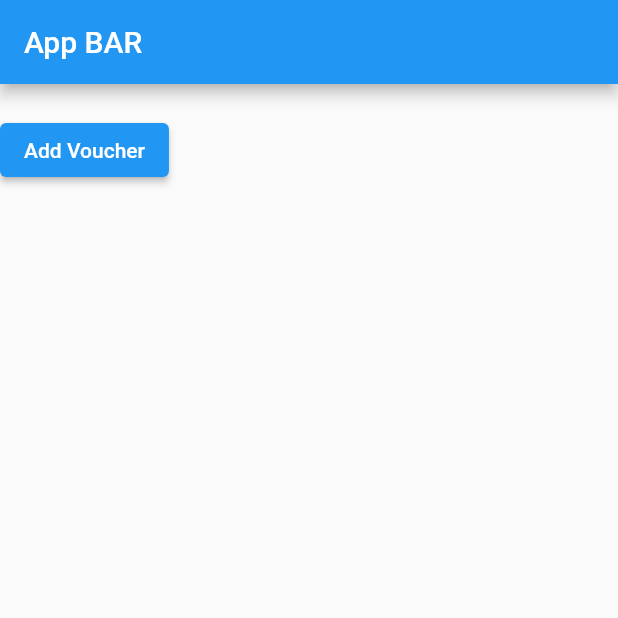
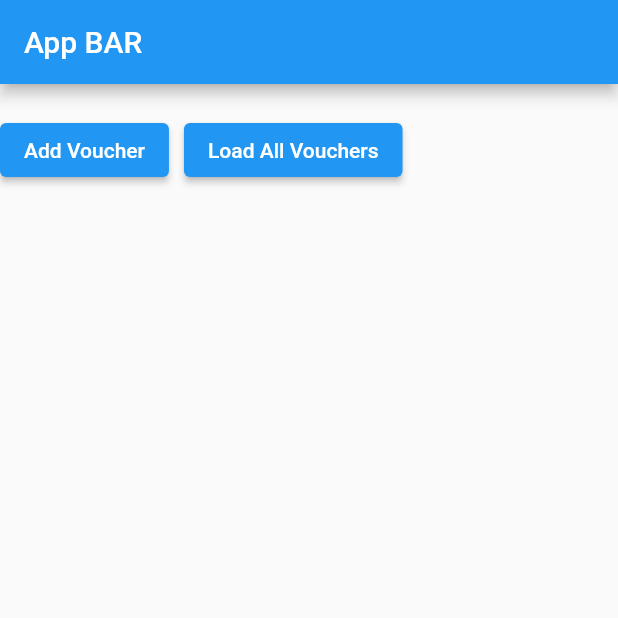
Before and after one commit to jurej1/ms_kopalisce_admin_panel, a Flutter app: the screen it shows after launch, on a phone screen of 412 x 824 dp, the top half of it. Run offline on Flutter 3.47's test engine with Material 2 defaults, Android fonts, the phone set to English and light mode, and no system bars; our stand-ins replace bloc, cloud_firestore, equatable, firebase_core, flutter_bloc, formz; missing offline and left inert: coupon_repository; accounts and stored records are empty.

Commit message:
vouchers_list

```diff
--- a/lib/home.dart
+++ b/lib/home.dart
@@ -1,5 +1,6 @@
 import 'package:flutter/material.dart';
-import 'package:ms_kopalisce_admin_panel/vouchers/view/add_voucher_form_view.dart';
+
+import 'vouchers/view/view.dart';
 
 class Home extends StatelessWidget {
   const Home({
@@ -15,11 +16,22 @@ class Home extends StatelessWidget {
       body: Column(
         children: [
           const SizedBox(height: 20),
-          ElevatedButton(
-            onPressed: () {
-              Navigator.of(context).push(AddVoucherFormView.route(context));
-            },
-            child: const Text('Add Voucher'),
+          Row(
+            children: [
+              ElevatedButton(
+                onPressed: () {
+                  Navigator.of(context).push(AddVoucherFormView.route(context));
+                },
+                child: const Text('Add Voucher'),
+              ),
+              const SizedBox(width: 10),
+              ElevatedButton(
+                onPressed: () {
+                  Navigator.of(context).push(VouchersListView.route(context));
+                },
+                child: const Text('Load All Vouchers'),
+              ),
+            ],
           ),
         ],
       ),
--- a/lib/main.dart
+++ b/lib/main.dart
@@ -3,6 +3,7 @@ import 'package:firebase_core/firebase_core.dart';
 import 'package:flutter/material.dart';
 import 'package:flutter_bloc/flutter_bloc.dart';
 import 'package:ms_kopalisce_admin_panel/utilities/sobota_svica_bloc_observer.dart';
+import 'package:ms_kopalisce_admin_panel/vouchers/blocs/blocs.dart';
 
 import 'home.dart';
 
@@ -40,12 +41,19 @@ class App extends StatelessWidget {
       providers: [
         RepositoryProvider.value(value: _couponRepository),
       ],
-      child: MaterialApp(
-        title: 'Flutter Demo',
-        theme: ThemeData(
-          primarySwatch: Colors.blue,
+      child: MultiBlocProvider(
+        providers: [
+          BlocProvider(
+            create: (context) => VouchersListBloc(couponRepository: _couponRepository)..add(VouchersListLoadRequested()),
+          )
+        ],
+        child: MaterialApp(
+          title: 'Flutter Demo',
+          theme: ThemeData(
+            primarySwatch: Colors.blue,
+          ),
+          home: const Home(),
         ),
-        home: const Home(),
       ),
     );
   }
--- a/lib/vouchers/view/view.dart
+++ b/lib/vouchers/view/view.dart
@@ -1 +1,2 @@
 export 'add_voucher_form_view.dart';
+export 'vouchers_list_view.dart';
--- /dev/null
+++ b/lib/vouchers/widgets/vouchers_list.dart
@@ -0,0 +1,21 @@
+import 'package:coupon_repository/coupon_repository.dart';
+import 'package:flutter/material.dart';
+
+class VouchersListDisplayer extends StatelessWidget {
+  const VouchersListDisplayer({Key? key, required this.vouchers}) : super(key: key);
+
+  final List<Voucher> vouchers;
+
+  @override
+  Widget build(BuildContext context) {
+    return ListView.separated(
+      itemBuilder: (context, index) {
+        return Container();
+      },
+      separatorBuilder: (context, index) {
+        return const SizedBox(height: 20);
+      },
+      itemCount: vouchers.length,
+    );
+  }
+}
--- a/lib/vouchers/widgets/widgets.dart
+++ b/lib/vouchers/widgets/widgets.dart
@@ -4,3 +4,4 @@ export 'name_input.dart';
 export 'unit_input.dart';
 export 'voucher_number_input.dart';
 export 'submit_voucher_form_button.dart';
+export 'vouchers_list.dart';
```
Also changed, not shown: lib/vouchers/view/vouchers_list_view.dart (added, +62 -0 lines).
